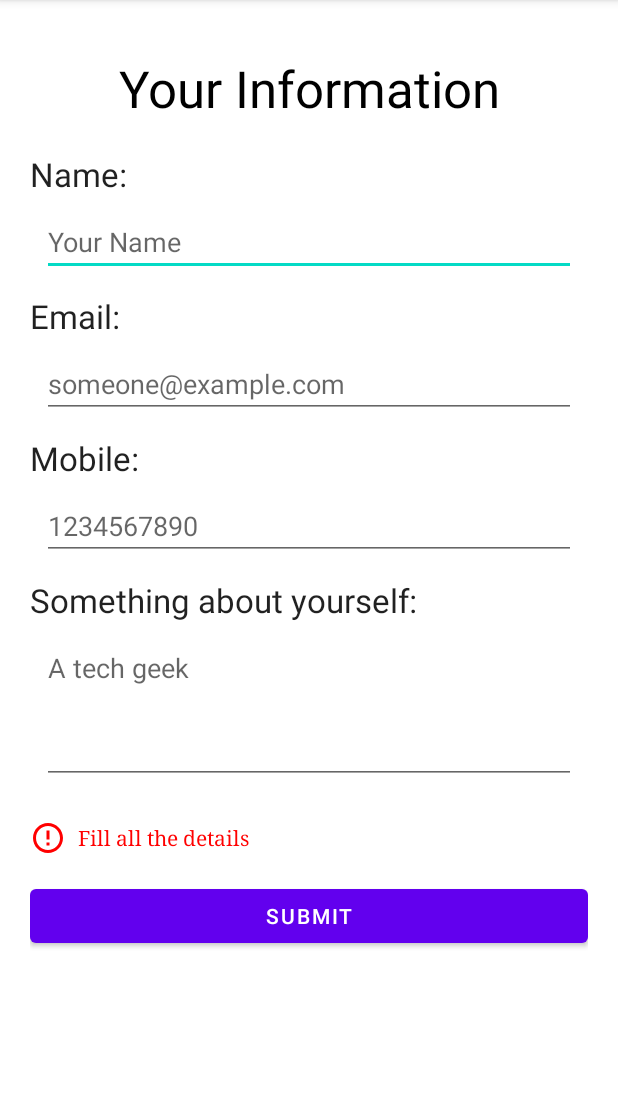
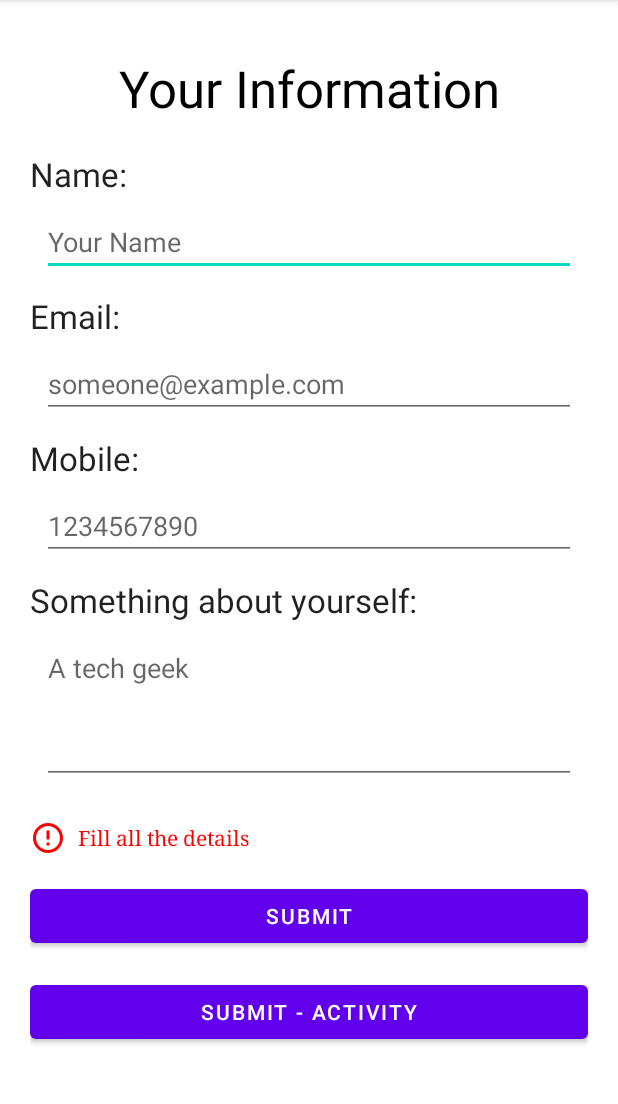
Before and after one commit to i-vishi/sample-testing-android-app, an Android app: the screen it shows after launch (MainActivity), after a tap on "SUBMIT", on a phone screen of 412 x 824 dp, the part 84-1188 px from its top. Run offline under Robolectric (Android 15) with nearby library versions, the phone set to English and light mode, and no system bars; our stand-ins replace navigation-ui.

```diff
--- a/app/build.gradle
+++ b/app/build.gradle
@@ -65,6 +65,9 @@ dependencies {
     androidTestImplementation 'androidx.test.ext:junit:1.1.2'
     androidTestImplementation 'androidx.test.espresso:espresso-core:3.3.0'
 
+    // espresso for intents
+    androidTestImplementation 'androidx.test.espresso:espresso-intents:3.3.0'
+
     // AndroidX Test - JVM testing
     testImplementation "androidx.test.ext:junit-ktx:1.1.2"
     testImplementation "androidx.arch.core:core-testing:2.1.0"
--- a/app/src/main/java/com/vishalgaur/testinguserdata/InputFragment.kt
+++ b/app/src/main/java/com/vishalgaur/testinguserdata/InputFragment.kt
@@ -7,10 +7,9 @@ import android.view.LayoutInflater
 import android.view.View
 import android.view.ViewGroup
 import androidx.fragment.app.activityViewModels
+import androidx.navigation.fragment.findNavController
 import com.vishalgaur.testinguserdata.databinding.FragmentInputBinding
-import com.vishalgaur.testinguserdata.viewModel.DetailViewModel
-import com.vishalgaur.testinguserdata.viewModel.EMAIL_ERROR
-import com.vishalgaur.testinguserdata.viewModel.MOB_ERROR
+import com.vishalgaur.testinguserdata.viewModel.*
 
 class InputFragment : Fragment() {
 
@@ -33,11 +32,15 @@ class InputFragment : Fragment() {
             onSubmit()
         }
 
+        binding.inputSubmitActBtn.setOnClickListener {
+            onSubmit(WITH_ACT)
+        }
+
         // remove error text by default
         binding.inputErrorTextView.visibility = View.GONE
     }
 
-    private fun onSubmit() {
+    private fun onSubmit(fragOrAct: String? = WITH_FRAG) {
         val name = binding.inputNameEditText.text.toString()
         val email = binding.inputEmailEditText.text.toString()
         val mob = binding.inputMobileEditText.text.toString()
@@ -50,9 +53,12 @@ class InputFragment : Fragment() {
                 "NO_ERROR" -> {
                     setEditTextsError()
 
-                    // lauch detail fragment
-//                    findNavController().navigate(R.id.showDetailScreen)
-
+                    when (fragOrAct) {
+                        WITH_FRAG -> {
+                            // launch detail fragment
+                            findNavController().navigate(R.id.showDetailScreen)
+                        }
+                        WITH_ACT -> {
                             //launch detail activity
                             val intent = Intent(activity, DetailActivity::class.java)
                                 .putExtra("userName", viewModel.userName.value)
@@ -60,6 +66,8 @@ class InputFragment : Fragment() {
                                 .putExtra("userMob", viewModel.userPhone.value)
                                 .putExtra("userBio", viewModel.userBio.value)
                             startActivity(intent)
+                        }
+                    }
                 }
                 "ERROR_EMAIL" -> setEditTextsError(emailError = EMAIL_ERROR)
                 "ERROR_PHONE" -> setEditTextsError(mobError = MOB_ERROR)
--- a/app/src/main/java/com/vishalgaur/testinguserdata/viewModel/DetailUtils.kt
+++ b/app/src/main/java/com/vishalgaur/testinguserdata/viewModel/DetailUtils.kt
@@ -5,6 +5,8 @@ import java.util.regex.Pattern
 
 const val MOB_ERROR = "Enter valid mobile number!"
 const val EMAIL_ERROR = "Enter valid email address!"
+const val WITH_ACT = "DetailActivity"
+const val WITH_FRAG = "DetailFragment"
 
 internal fun isEmailValid(email: String): Boolean {
     val EMAIL_PATTERN = Pattern.compile(
--- a/app/src/main/res/layout/fragment_input.xml
+++ b/app/src/main/res/layout/fragment_input.xml
@@ -120,7 +120,14 @@
             android:layout_width="match_parent"
             android:layout_height="wrap_content"
             android:layout_marginTop="16dp"
+            android:text="@string/input_submit_btn_text" />
+
+        <Button
+            android:id="@+id/input_submit_act_btn"
+            android:layout_width="match_parent"
+            android:layout_height="wrap_content"
+            android:layout_marginTop="16dp"
             android:layout_marginBottom="16dp"
-            android:text="@string/input_submit_btn_text" />
+            android:text="@string/submit_activity" />
     </LinearLayout>
 </ScrollView>
--- a/app/src/main/res/values/strings.xml
+++ b/app/src/main/res/values/strings.xml
@@ -19,5 +19,6 @@
     <string name="detail_title_text">Your Info</string>
     <string name="detail_go_back_btn_text">Back</string>
     <string name="input_error_text">Fill all the details</string>
+    <string name="submit_activity">Submit - Activity</string>
 
 </resources>
```
Also changed, not shown: app/src/main/java/com/vishalgaur/testinguserdata/DetailFragment.kt (+9 -4 lines), 1 other file. Lines whose indentation alone changed are shown as unchanged.
